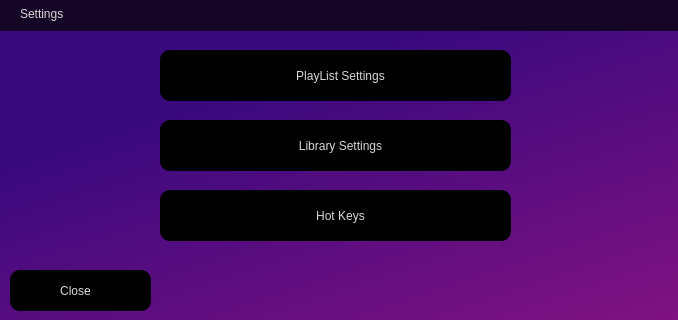
The window that assets/Settings.ui (ifreddyrod/SPYDER-Player-pyqt) describes before a commit, drawn with Qt 5.
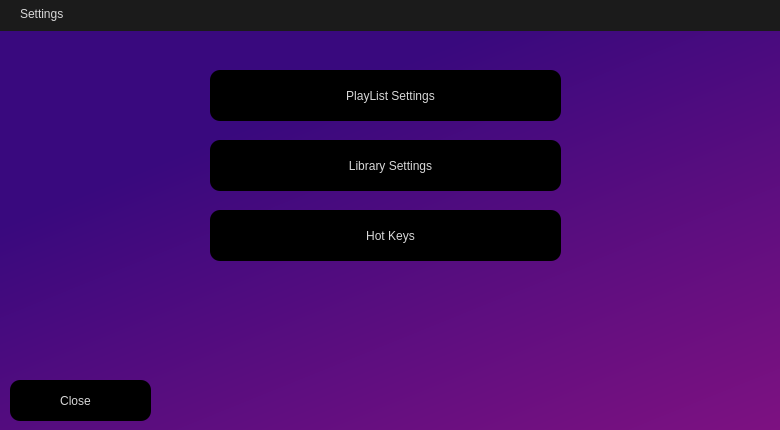
The same window after the commit. Icons and pictures are not drawn.

Commit message: - Made the settings forms bigger - Implemented Add, Edit functionality to playlists and library - Consolidated ListSettings and EntryEditor functions so that they can handle both playlists and library entries - Need to save the changes to appdata and update the playlist tree next

Diff of the .ui file:
```diff
--- a/assets/Settings.ui
+++ b/assets/Settings.ui
@@ -6,8 +6,8 @@
    <rect>
     <x>0</x>
     <y>0</y>
-    <width>678</width>
-    <height>320</height>
+    <width>780</width>
+    <height>430</height>
    </rect>
   </property>
   <property name="windowTitle">
@@ -68,12 +68,13 @@
     <rect>
      <x>0</x>
      <y>0</y>
-     <width>691</width>
+     <width>781</width>
      <height>31</height>
     </rect>
    </property>
    <property name="styleSheet">
-    <string notr="true">background-color: rgb(20, 6, 36);</string>
+    <string notr="true">/*background-color: rgb(20, 6, 36);*/
+background-color: rgb(27, 27, 27);</string>
    </property>
    <widget class="QLabel" name="Titlebar_label">
     <property name="geometry">
@@ -95,8 +96,8 @@
   <widget class="QPushButton" name="PlayList_button">
    <property name="geometry">
     <rect>
-     <x>160</x>
-     <y>50</y>
+     <x>210</x>
+     <y>70</y>
      <width>351</width>
      <height>51</height>
     </rect>
@@ -122,7 +123,7 @@
    <property name="geometry">
     <rect>
      <x>10</x>
-     <y>270</y>
+     <y>380</y>
      <width>141</width>
      <height>41</height>
     </rect>
@@ -144,8 +145,8 @@
   <widget class="QPushButton" name="Library_button">
    <property name="geometry">
     <rect>
-     <x>160</x>
-     <y>120</y>
+     <x>210</x>
+     <y>140</y>
      <width>351</width>
      <height>51</height>
     </rect>
@@ -167,8 +168,8 @@
   <widget class="QPushButton" name="HotKeys_button">
    <property name="geometry">
     <rect>
-     <x>160</x>
-     <y>190</y>
+     <x>210</x>
+     <y>210</y>
      <width>351</width>
      <height>51</height>
     </rect>
@@ -192,8 +193,8 @@
     <rect>
      <x>0</x>
      <y>30</y>
-     <width>681</width>
-     <height>291</height>
+     <width>801</width>
+     <height>421</height>
     </rect>
    </property>
    <property name="styleSheet">
```
The commit also changes 4 other files.
